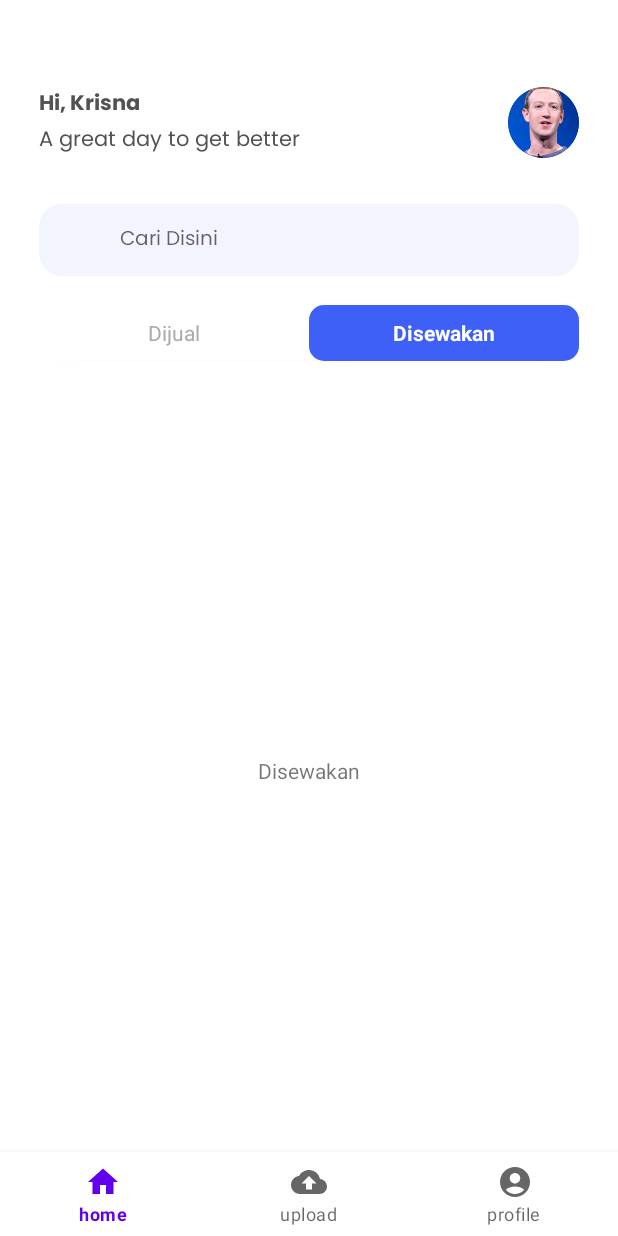
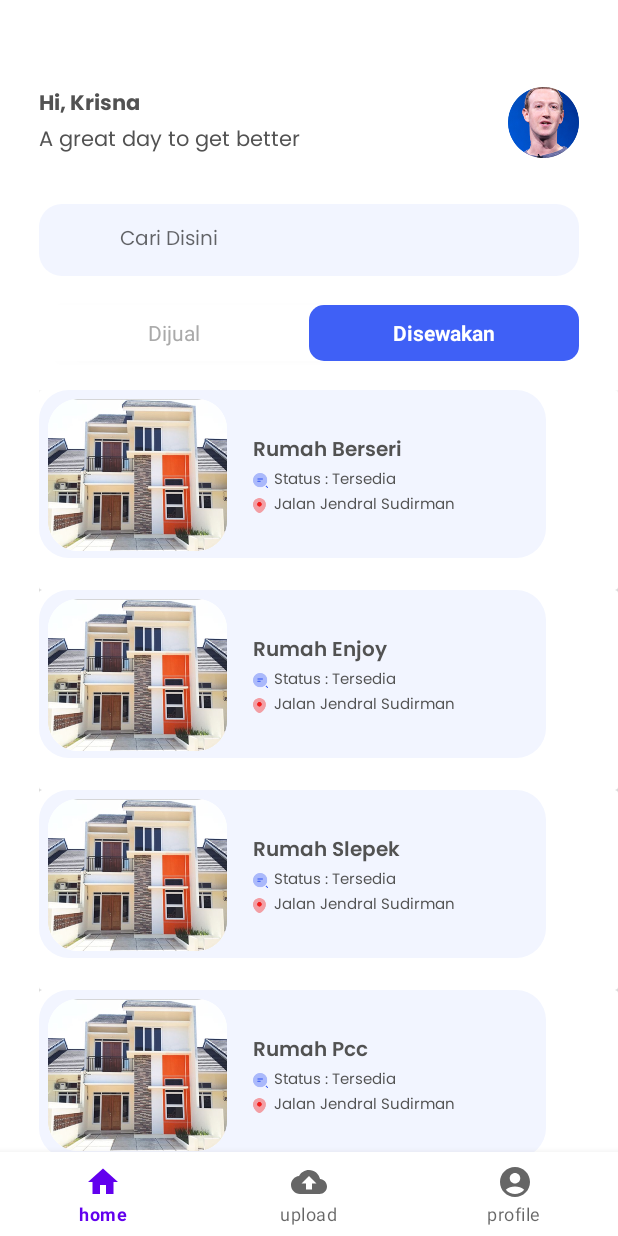
Before and after one commit to khrisnandika/PerumahanMobile, an Android app: the screen it shows after launch (MainActivity), after a tap on "Disewakan", on a phone screen of 412 x 824 dp. Run offline under Robolectric (Android 15) with nearby library versions, the phone set to English and light mode, and no system bars; 1 other tap on this screen came first.

Commit message:
add home cardView and RecyclerView

```diff
--- a/app/build.gradle
+++ b/app/build.gradle
@@ -4,7 +4,7 @@ plugins {
 
 android {
     namespace 'com.example.perumahan'
-    compileSdk 32
+    compileSdk 33
 
     defaultConfig {
         applicationId "com.example.perumahan"
@@ -36,4 +36,7 @@ dependencies {
     testImplementation 'junit:junit:4.13.2'
     androidTestImplementation 'androidx.test.ext:junit:1.1.3'
     androidTestImplementation 'androidx.test.espresso:espresso-core:3.4.0'
+
+    implementation 'androidx.cardview:cardview:1.0.0'
+    implementation 'androidx.recyclerview:recyclerview:1.3.0'
 }
--- /dev/null
+++ b/app/src/main/java/com/example/perumahan/AdapterRumahSewa.java
@@ -0,0 +1,58 @@
+package com.example.perumahan;
+
+import android.view.LayoutInflater;
+import android.view.View;
+import android.view.ViewGroup;
+import android.widget.ImageView;
+import android.widget.TextView;
+
+import androidx.annotation.NonNull;
+import androidx.recyclerview.widget.RecyclerView;
+
+import java.util.ArrayList;
+
+public class AdapterRumahSewa extends RecyclerView.Adapter<AdapterRumahSewa.ViewHolder> {
+
+    private ArrayList<ModelRumahSewa> modelRumahSewa;
+
+    public AdapterRumahSewa(ArrayList<ModelRumahSewa> modelRumahSewa) {
+        this.modelRumahSewa = modelRumahSewa;
+    }
+
+
+    @NonNull
+    @Override
+    public AdapterRumahSewa.ViewHolder onCreateViewHolder(@NonNull ViewGroup parent, int viewType) {
+        View view = LayoutInflater.from(parent.getContext()).inflate(R.layout.list_disewakan, parent, false);
+        ViewHolder viewHolder = new ViewHolder(view);
+        return viewHolder;
+    }
+
+    @Override
+    public void onBindViewHolder(@NonNull AdapterRumahSewa.ViewHolder holder, int position) {
+        holder.namaRumah.setText(modelRumahSewa.get(position).getNamaRumah());
+        holder.statusRumah.setText(modelRumahSewa.get(position).getStatusRumah());
+        holder.alamatRumah.setText(modelRumahSewa.get(position).getAlamatRumah());
+        holder.imgRumah.setImageResource(modelRumahSewa.get(position).getGambarRumah());
+    }
+
+    @Override
+    public int getItemCount() {
+        return modelRumahSewa.size();
+    }
+
+    public class ViewHolder extends RecyclerView.ViewHolder {
+
+        TextView namaRumah, statusRumah, alamatRumah;
+        ImageView imgRumah;
+
+        public ViewHolder(@NonNull View itemView) {
+            super(itemView);
+
+            namaRumah = itemView.findViewById(R.id.txtRumah);
+            statusRumah = itemView.findViewById(R.id.txtStatus);
+            alamatRumah = itemView.findViewById(R.id.txtAlamat);
+            imgRumah = itemView.findViewById(R.id.imgHome);
+        }
+    }
+}
--- a/app/src/main/java/com/example/perumahan/DisewakanFragment.java
+++ b/app/src/main/java/com/example/perumahan/DisewakanFragment.java
@@ -3,19 +3,51 @@ package com.example.perumahan;
 import android.os.Bundle;
 
 import androidx.fragment.app.Fragment;
+import androidx.recyclerview.widget.LinearLayoutManager;
+import androidx.recyclerview.widget.RecyclerView;
 
 import android.view.LayoutInflater;
 import android.view.View;
 import android.view.ViewGroup;
 
+import java.util.ArrayList;
+
 
 public class DisewakanFragment extends Fragment {
 
+    private RecyclerView recyclerView;
+    private AdapterRumahSewa adapterRumahSewa;
+    private ArrayList<ModelRumahSewa> modelRumahSewa;
 
     @Override
     public View onCreateView(LayoutInflater inflater, ViewGroup container,
                              Bundle savedInstanceState) {
         // Inflate the layout for this fragment
-        return inflater.inflate(R.layout.fragment_disewakan, container, false);
+        View view = inflater.inflate(R.layout.fragment_disewakan, container, false);
+
+        getData();
+
+        recyclerView = view.findViewById(R.id.rumahsewaRecycler);
+        adapterRumahSewa = new AdapterRumahSewa(modelRumahSewa);
+
+        RecyclerView.LayoutManager layoutManager = new LinearLayoutManager(getActivity());
+        recyclerView.setLayoutManager(layoutManager);
+        recyclerView.setAdapter(adapterRumahSewa);
+
+        return view;
+    }
+
+    private void getData(){
+        modelRumahSewa = new ArrayList<>();
+        modelRumahSewa.add(new ModelRumahSewa("Rumah Berseri","Status : Tersedia","Jalan Jendral Sudirman", R.drawable.rumah1));
+        modelRumahSewa.add(new ModelRumahSewa("Rumah Enjoy","Status : Tersedia","Jalan Jendral Sudirman", R.drawable.rumah1));
+        modelRumahSewa.add(new ModelRumahSewa("Rumah Slepek","Status : Tersedia","Jalan Jendral Sudirman", R.drawable.rumah1));
+        modelRumahSewa.add(new ModelRumahSewa("Rumah Pcc","Status : Tersedia","Jalan Jendral Sudirman", R.drawable.rumah1));
+        modelRumahSewa.add(new ModelRumahSewa("Rumah Sibaw","Status : Tersedia","Jalan Jendral Sudirman", R.drawable.rumah1));
+        modelRumahSewa.add(new ModelRumahSewa("Rumah Cuak","Status : Tersedia","Jalan Jendral Sudirman", R.drawable.rumah1));
+        modelRumahSewa.add(new ModelRumahSewa("Rumah YOYOYO","Status : Tersedia","Jalan Jendral Sudirman", R.drawable.rumah1));
+        modelRumahSewa.add(new ModelRumahSewa("Rumah Tess","Status : Tersedia","Jalan Jendral Sudirman", R.drawable.rumah1));
+        modelRumahSewa.add(new ModelRumahSewa("Rumah Berseri","Status : Tersedia","Jalan Jendral Sudirman", R.drawable.rumah1));
+        modelRumahSewa.add(new ModelRumahSewa("Rumah Berseri","Status : Tersedia","Jalan Jendral Sudirman", R.drawable.rumah1));
     }
 }
--- /dev/null
+++ b/app/src/main/java/com/example/perumahan/ModelRumahSewa.java
@@ -0,0 +1,46 @@
+package com.example.perumahan;
+
+public class ModelRumahSewa {
+
+    private String namaRumah, statusRumah, alamatRumah;
+    private int gambarRumah;
+
+    public ModelRumahSewa(String namaRumah, String statusRumah, String alamatRumah, int gambarRumah) {
+        this.namaRumah = namaRumah;
+        this.statusRumah = statusRumah;
+        this.alamatRumah = alamatRumah;
+        this.gambarRumah = gambarRumah;
+    }
+
+    public String getNamaRumah() {
+        return namaRumah;
+    }
+
+    public void setNamaRumah(String namaRumah) {
+        this.namaRumah = namaRumah;
+    }
+
+    public String getStatusRumah() {
+        return statusRumah;
+    }
+
+    public void setStatusRumah(String statusRumah) {
+        this.statusRumah = statusRumah;
+    }
+
+    public String getAlamatRumah() {
+        return alamatRumah;
+    }
+
+    public void setAlamatRumah(String alamatRumah) {
+        this.alamatRumah = alamatRumah;
+    }
+
+    public int getGambarRumah() {
+        return gambarRumah;
+    }
+
+    public void setGambarRumah(int gambarRumah) {
+        this.gambarRumah = gambarRumah;
+    }
+}
--- /dev/null
+++ b/app/src/main/res/drawable/rounded_image.xml
@@ -0,0 +1,8 @@
+<?xml version="1.0" encoding="utf-8"?>
+<shape xmlns:android="http://schemas.android.com/apk/res/android"
+    android:shape="rectangle">
+
+    <solid android:color="@color/white"/>
+    <corners android:radius="20dp"/>
+
+</shape>
--- a/app/src/main/res/layout/fragment_disewakan.xml
+++ b/app/src/main/res/layout/fragment_disewakan.xml
@@ -1,15 +1,18 @@
 <?xml version="1.0" encoding="utf-8"?>
-<FrameLayout xmlns:android="http://schemas.android.com/apk/res/android"
+<LinearLayout xmlns:android="http://schemas.android.com/apk/res/android"
     xmlns:tools="http://schemas.android.com/tools"
     android:layout_width="match_parent"
     android:layout_height="match_parent"
-    tools:context=".DisewakanFragment">
+    tools:context=".DisewakanFragment"
+    android:layout_marginLeft="26dp"
+    android:orientation="vertical">
 
     <!-- TODO: Update blank fragment layout -->
-    <TextView
+    <androidx.recyclerview.widget.RecyclerView
+        android:id="@+id/rumahsewaRecycler"
         android:layout_width="match_parent"
         android:layout_height="match_parent"
-        android:text="Disewakan"
-        android:gravity="center"/>
+        tools:listitem="@layout/list_disewakan"
+        />
 
-</FrameLayout>
+</LinearLayout>
--- /dev/null
+++ b/app/src/main/res/layout/list_disewakan.xml
@@ -0,0 +1,80 @@
+<?xml version="1.0" encoding="utf-8"?>
+<androidx.cardview.widget.CardView xmlns:android="http://schemas.android.com/apk/res/android"
+             android:layout_width="match_parent"
+             android:layout_height="wrap_content">
+
+    <RelativeLayout
+        android:layout_width="338dp"
+        android:layout_height="112dp"
+        android:layout_marginBottom="21dp"
+        android:background="@drawable/rounded_image"
+        android:backgroundTint="@color/secondary">
+
+        <ImageView
+            android:id="@+id/imgHome"
+            android:layout_width="119dp"
+            android:layout_height="101dp"
+            android:layout_marginTop="6dp"
+            android:layout_marginStart="6dp"
+            android:background="@drawable/rounded_image"
+            />
+        <TextView
+            android:id="@+id/txtRumah"
+            android:layout_width="wrap_content"
+            android:layout_height="wrap_content"
+            android:layout_toRightOf="@+id/imgHome"
+            android:layout_marginStart="17dp"
+            android:layout_marginTop="29dp"
+            android:text="Rumah Berseri"
+            android:textColor="@color/fontColor"
+            android:fontFamily="@font/poppinssemibold"
+            android:textSize="13sp"
+            />
+        <ImageView
+            android:id="@+id/icon1"
+            android:layout_width="10dp"
+            android:layout_height="10dp"
+            android:layout_below="@+id/txtRumah"
+            android:layout_toRightOf="@+id/imgHome"
+            android:layout_marginStart="17dp"
+            android:src="@drawable/icon_status"
+            android:layout_marginTop="3dp"
+            />
+        <ImageView
+            android:id="@+id/icon2"
+            android:layout_width="8.66dp"
+            android:layout_height="10dp"
+            android:layout_below="@+id/txtStatus"
+            android:layout_toRightOf="@+id/imgHome"
+            android:layout_marginStart="17dp"
+            android:src="@drawable/icon_location"
+            android:layout_marginTop="3dp"
+            />
+        <TextView
+            android:id="@+id/txtStatus"
+            android:layout_width="wrap_content"
+            android:layout_height="wrap_content"
+            android:layout_toRightOf="@+id/icon1"
+            android:layout_below="@+id/txtRumah"
+            android:layout_marginStart="4dp"
+            android:text="Status : Tersedia"
+            android:textColor="@color/fontColor"
+            android:fontFamily="@font/poppinsregular"
+            android:textSize="10sp"
+            />
+        <TextView
+            android:id="@+id/txtAlamat"
+            android:layout_width="wrap_content"
+            android:layout_height="wrap_content"
+            android:layout_toRightOf="@+id/icon2"
+            android:layout_below="@+id/txtStatus"
+            android:layout_marginStart="5dp"
+            android:text="Jalan Jendral Sudirman"
+            android:textColor="@color/fontColor"
+            android:fontFamily="@font/poppinsregular"
+            android:textSize="10sp"
+            />
+
+    </RelativeLayout>
+
+</androidx.cardview.widget.CardView>
```
Also changed, not shown: app/src/main/res/drawable/icon_location.png (added), app/src/main/res/drawable/icon_status.png (added), app/src/main/res/drawable/rumah1.png (added).
